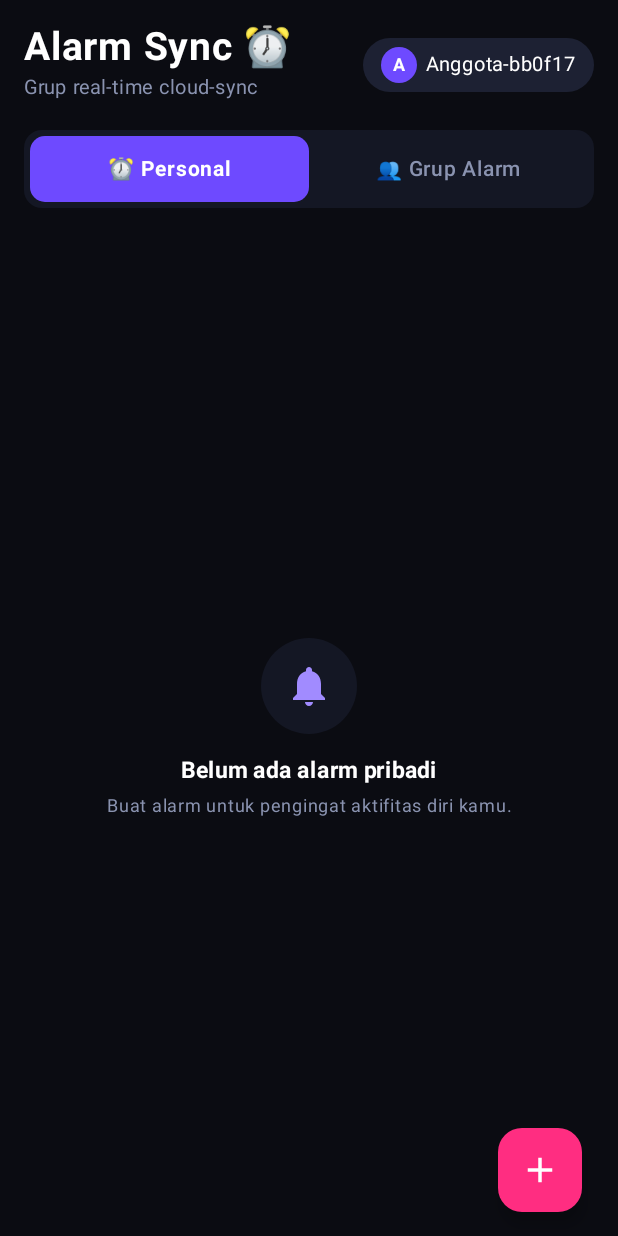
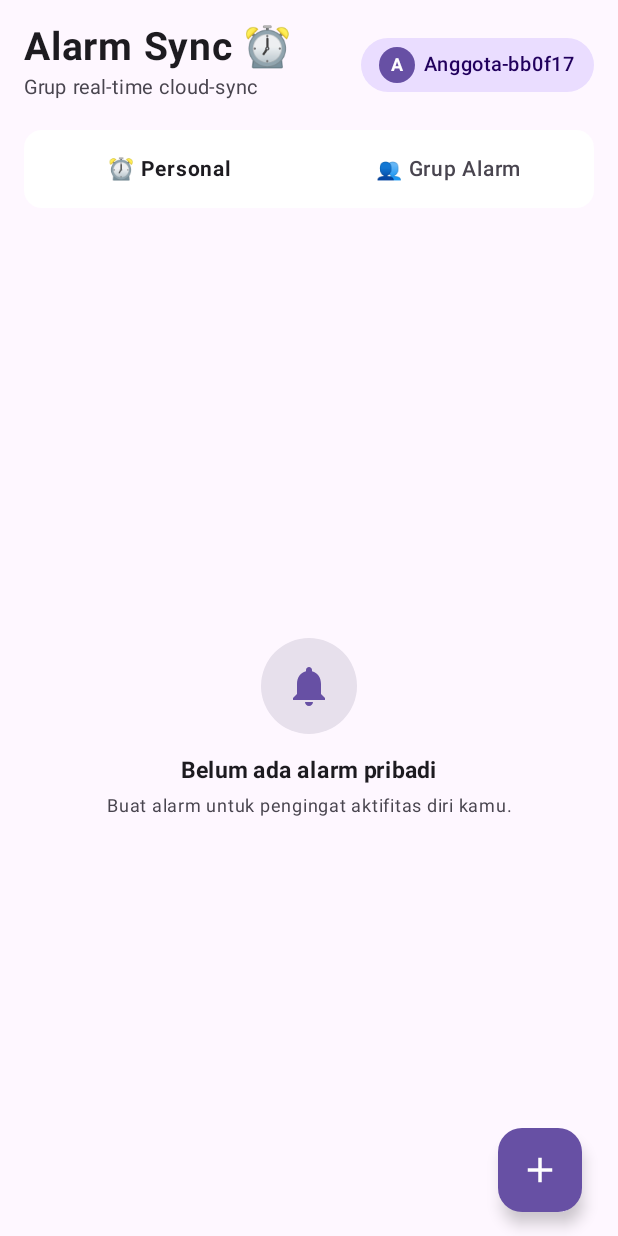
Before and after one commit to tsukiforge/AlarmGrubing, an Android app built with Jetpack Compose: the screen it shows after launch (MainActivity), on a phone screen of 412 x 824 dp. Run offline under Robolectric (Android 15) with nearby library versions, the light colour scheme and no system bars; our stand-ins replace Room's generated code.

Commit message:
refactor: update to light theme color palette
Migrate the application color scheme from dark to light mode to improve readability and align with Material 3 design standards.

```diff
--- a/app/src/main/java/com/example/ui/theme/Color.kt
+++ b/app/src/main/java/com/example/ui/theme/Color.kt
@@ -2,14 +2,14 @@
 
 import androidx.compose.ui.graphics.Color
 
-val IndigoPrimary = Color(0xFF6E4AFF)
-val IndigoLight = Color(0xFFA18BFF)
-val CyanAccent = Color(0xFF00F0FF)
-val PinkAccent = Color(0xFFFF2D81)
+val IndigoPrimary = Color(0xFF6750A4)
+val IndigoLight = Color(0xFF6750A4)
+val CyanAccent = Color(0xFF21005D)
+val PinkAccent = Color(0xFF6750A4)
 
-val BackgroundDark = Color(0xFF0B0C12)
-val SurfaceDark = Color(0xFF141724)
-val SurfaceDarkElevated = Color(0xFF1D2133)
+val BackgroundDark = Color(0xFFFEF7FF)
+val SurfaceDark = Color(0xFFFFFFFF)
+val SurfaceDarkElevated = Color(0xFFE7E0EC)
 
-val TextLight = Color(0xFFF1F3FB)
-val TextMuted = Color(0xFF8A93B0)
+val TextLight = Color(0xFF1D1B20)
+val TextMuted = Color(0xFF49454F)
--- a/app/src/main/java/com/example/ui/theme/Theme.kt
+++ b/app/src/main/java/com/example/ui/theme/Theme.kt
@@ -2,26 +2,27 @@
 
 import androidx.compose.foundation.isSystemInDarkTheme
 import androidx.compose.material3.MaterialTheme
-import androidx.compose.material3.darkColorScheme
 import androidx.compose.material3.lightColorScheme
 import androidx.compose.runtime.Composable
 import androidx.compose.ui.graphics.Color
 
-private val DarkColorScheme = darkColorScheme(
-    primary = IndigoPrimary,
+private val LightColorScheme = lightColorScheme(
+    primary = Color(0xFF6750A4),
     onPrimary = Color.White,
-    primaryContainer = Color(0xFF2C109E),
-    onPrimaryContainer = TextLight,
-    secondary = CyanAccent,
-    onSecondary = Color.Black,
-    tertiary = PinkAccent,
-    onTertiary = Color.White,
-    background = BackgroundDark,
-    onBackground = TextLight,
-    surface = SurfaceDark,
-    onSurface = TextLight,
-    surfaceVariant = SurfaceDarkElevated,
-    onSurfaceVariant = TextMuted
+    primaryContainer = Color(0xFFEADDFF),
+    onPrimaryContainer = Color(0xFF21005D),
+    secondary = Color(0xFF625B71),
+    onSecondary = Color.White,
+    secondaryContainer = Color(0xFFE8DEF8),
+    onSecondaryContainer = Color(0xFF1D192B),
+    background = Color(0xFFFEF7FF),
+    onBackground = Color(0xFF1D1B20),
+    surface = Color(0xFFFFFFFF),
+    onSurface = Color(0xFF1D1B20),
+    surfaceVariant = Color(0xFFE7E0EC),
+    onSurfaceVariant = Color(0xFF49454F),
+    outline = Color(0xFF79747E),
+    outlineVariant = Color(0xFFCAC4D0)
 )
 
 @Composable
@@ -29,8 +30,8 @@
     darkTheme: Boolean = isSystemInDarkTheme(),
     content: @Composable () -> Unit
 ) {
-    // Force a stunning, unified premium dark aesthetic for night/early-morning use
-    val colorScheme = DarkColorScheme
+    // Provide a beautiful Natural Tones Light Theme for serene Morning and Day Use
+    val colorScheme = LightColorScheme
 
     MaterialTheme(
         colorScheme = colorScheme,
```
Also changed, not shown: app/src/main/java/com/example/MainActivity.kt (+118 -69 lines).
